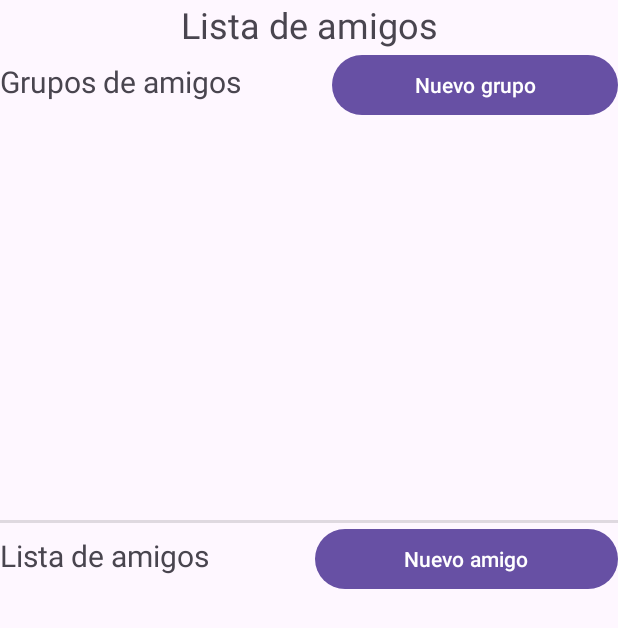
After one commit to Pablo-ArgF/MoneyGuardian, an Android app: the fragment ListaAmigosFragment shown on its own in the app's theme, on a phone screen of 412 x 824 dp. The commit adds this screen. Shown: the top 628 px of the screen. Run offline under Robolectric (Android 15) with nearby library versions, the phone set to English and light mode, and no system bars.

Commit message:
Creación del fragmento con las listas

```diff
--- /dev/null
+++ b/app/src/main/java/com/moneyguardian/ui/ListaAmigosFragment.java
@@ -0,0 +1,66 @@
+package com.moneyguardian.ui;
+
+import android.os.Bundle;
+
+import androidx.fragment.app.Fragment;
+
+import android.view.LayoutInflater;
+import android.view.View;
+import android.view.ViewGroup;
+
+import com.moneyguardian.R;
+
+/**
+ * A simple {@link Fragment} subclass.
+ * Use the {@link ListaAmigosFragment#newInstance} factory method to
+ * create an instance of this fragment.
+ */
+public class ListaAmigosFragment extends Fragment {
+
+    // TODO: Rename parameter arguments, choose names that match
+    // the fragment initialization parameters, e.g. ARG_ITEM_NUMBER
+    private static final String ARG_PARAM1 = "param1";
+    private static final String ARG_PARAM2 = "param2";
+
+    // TODO: Rename and change types of parameters
+    private String mParam1;
+    private String mParam2;
+
+    public ListaAmigosFragment() {
+        // Required empty public constructor
+    }
+
+    /**
+     * Use this factory method to create a new instance of
+     * this fragment using the provided parameters.
+     *
+     * @param param1 Parameter 1.
+     * @param param2 Parameter 2.
+     * @return A new instance of fragment ListaAmigosFragment.
+     */
+    // TODO: Rename and change types and number of parameters
+    public static ListaAmigosFragment newInstance(String param1, String param2) {
+        ListaAmigosFragment fragment = new ListaAmigosFragment();
+        Bundle args = new Bundle();
+        args.putString(ARG_PARAM1, param1);
+        args.putString(ARG_PARAM2, param2);
+        fragment.setArguments(args);
+        return fragment;
+    }
+
+    @Override
+    public void onCreate(Bundle savedInstanceState) {
+        super.onCreate(savedInstanceState);
+        if (getArguments() != null) {
+            mParam1 = getArguments().getString(ARG_PARAM1);
+            mParam2 = getArguments().getString(ARG_PARAM2);
+        }
+    }
+
+    @Override
+    public View onCreateView(LayoutInflater inflater, ViewGroup container,
+                             Bundle savedInstanceState) {
+        // Inflate the layout for this fragment
+        return inflater.inflate(R.layout.fragment_lista_amigos, container, false);
+    }
+}
--- /dev/null
+++ b/app/src/main/res/layout/fragment_lista_amigos.xml
@@ -0,0 +1,80 @@
+<?xml version="1.0" encoding="utf-8"?>
+<FrameLayout xmlns:android="http://schemas.android.com/apk/res/android"
+    xmlns:tools="http://schemas.android.com/tools"
+    android:layout_width="match_parent"
+    android:layout_height="match_parent"
+    tools:context=".ui.ListaAmigosFragment">
+
+    <LinearLayout
+        android:layout_width="match_parent"
+        android:layout_height="wrap_content"
+        android:orientation="vertical">
+
+        <TextView
+            android:id="@+id/tituloFragmentAmigos"
+            android:layout_width="match_parent"
+            android:layout_height="wrap_content"
+            android:text="@string/titulo_lista_de_amigos"
+            android:textAlignment="center"
+            android:textSize="24sp" />
+
+        <LinearLayout
+            android:layout_width="match_parent"
+            android:layout_height="match_parent"
+            android:orientation="horizontal">
+
+            <TextView
+                android:id="@+id/tituloListaGrupos"
+                android:layout_width="wrap_content"
+                android:layout_height="wrap_content"
+                android:layout_weight="1"
+                android:text="@string/titulo_grupos_de_amigos"
+                android:textSize="20sp" />
+
+            <Button
+                android:id="@+id/btnNuevoGrupoAmigos"
+                android:layout_width="wrap_content"
+                android:layout_height="wrap_content"
+                android:layout_weight="1"
+                android:text="@string/nuevo_grupo_amigos" />
+        </LinearLayout>
+
+        <androidx.recyclerview.widget.RecyclerView
+            android:id="@+id/recyclerListaGruposAmigos"
+            android:layout_width="match_parent"
+            android:layout_height="266dp" />
+
+
+        <View
+            android:id="@+id/divider"
+            android:layout_width="match_parent"
+            android:layout_height="2dp"
+            android:background="?android:attr/listDivider" />
+
+        <LinearLayout
+            android:layout_width="match_parent"
+            android:layout_height="match_parent"
+            android:orientation="horizontal">
+
+            <TextView
+                android:id="@+id/tituloListaAmigos"
+                android:layout_width="wrap_content"
+                android:layout_height="wrap_content"
+                android:layout_weight="1"
+                android:text="@string/titulo_lista_de_amigos"
+                android:textSize="20sp" />
+
+            <Button
+                android:id="@+id/btnNuevoAmigo"
+                android:layout_width="wrap_content"
+                android:layout_height="wrap_content"
+                android:layout_weight="1"
+                android:text="@string/nuevo_amigo" />
+        </LinearLayout>
+
+        <androidx.recyclerview.widget.RecyclerView
+            android:id="@+id/recyclerListaAmigos"
+            android:layout_width="match_parent"
+            android:layout_height="224dp" />
+    </LinearLayout>
+</FrameLayout>
--- a/app/src/main/res/values/strings.xml
+++ b/app/src/main/res/values/strings.xml
@@ -1,3 +1,9 @@
 <resources>
     <string name="app_name">MoneyGuardian</string>
+    <!-- TODO: Remove or change this placeholder text -->
+    <string name="hello_blank_fragment">Hello blank fragment</string>
+    <string name="titulo_lista_de_amigos">Lista de amigos</string>
+    <string name="nuevo_amigo">Nuevo amigo</string>
+    <string name="nuevo_grupo_amigos">Nuevo grupo</string>
+    <string name="titulo_grupos_de_amigos">Grupos de amigos</string>
 </resources>
```
